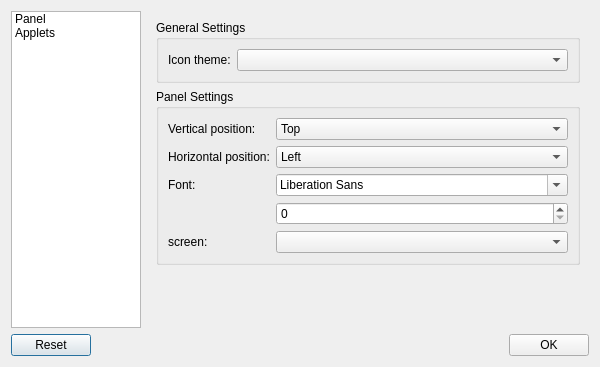
Above: lib/panelsettings.ui from developing4all/hdepanel before the change. Below: the same form after it.
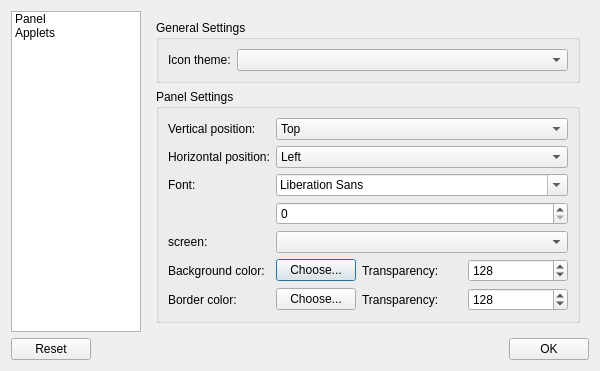
That is the form after the change. Icons and pictures are not drawn.

Commit message: made panel and taskbar buttons background colors configurable

```diff
--- a/lib/panelsettings.ui
+++ b/lib/panelsettings.ui
@@ -157,6 +157,106 @@
             <item row="4" column="1">
              <widget class="QSpinBox" name="fontSize"/>
             </item>
+            <item row="6" column="0">
+             <widget class="QLabel" name="backgroundColorLabel">
+              <property name="text">
+               <string>Background color:</string>
+              </property>
+             </widget>
+            </item>
+            <item row="6" column="1">
+             <layout class="QHBoxLayout" name="backgroundColorLayout">
+              <item>
+               <widget class="QPushButton" name="backgroundColorButton">
+                <property name="text">
+                 <string>Choose...</string>
+                </property>
+                <property name="minimumSize">
+                 <size>
+                  <width>80</width>
+                  <height>0</height>
+                 </size>
+                </property>
+                <property name="maximumSize">
+                 <size>
+                  <width>80</width>
+                  <height>16777215</height>
+                 </size>
+                </property>
+               </widget>
+              </item>
+              <item>
+               <widget class="QLabel" name="backgroundColorTransparencyLabel">
+                <property name="text">
+                 <string>Transparency:</string>
+                </property>
+               </widget>
+              </item>
+              <item>
+               <widget class="QSpinBox" name="backgroundColorTransparency">
+                <property name="minimum">
+                 <number>0</number>
+                </property>
+                <property name="maximum">
+                 <number>255</number>
+                </property>
+                <property name="value">
+                 <number>128</number>
+                </property>
+               </widget>
+              </item>
+             </layout>
+            </item>
+            <item row="7" column="0">
+             <widget class="QLabel" name="borderColorLabel">
+              <property name="text">
+               <string>Border color:</string>
+              </property>
+             </widget>
+            </item>
+            <item row="7" column="1">
+             <layout class="QHBoxLayout" name="borderColorLayout">
+              <item>
+               <widget class="QPushButton" name="borderColorButton">
+                <property name="text">
+                 <string>Choose...</string>
+                </property>
+                <property name="minimumSize">
+                 <size>
+                  <width>80</width>
+                  <height>0</height>
+                 </size>
+                </property>
+                <property name="maximumSize">
+                 <size>
+                  <width>80</width>
+                  <height>16777215</height>
+                 </size>
+                </property>
+               </widget>
+              </item>
+              <item>
+               <widget class="QLabel" name="borderColorTransparencyLabel">
+                <property name="text">
+                 <string>Transparency:</string>
+                </property>
+               </widget>
+              </item>
+              <item>
+               <widget class="QSpinBox" name="borderColorTransparency">
+                <property name="minimum">
+                 <number>0</number>
+                </property>
+                <property name="maximum">
+                 <number>255</number>
+                </property>
+                <property name="value">
+                 <number>128</number>
+                </property>
+               </widget>
+              </item>
+             </layout>
+            </item>
            </layout>
           </widget>
          </item>
```
The commit also changes 15 other files.
